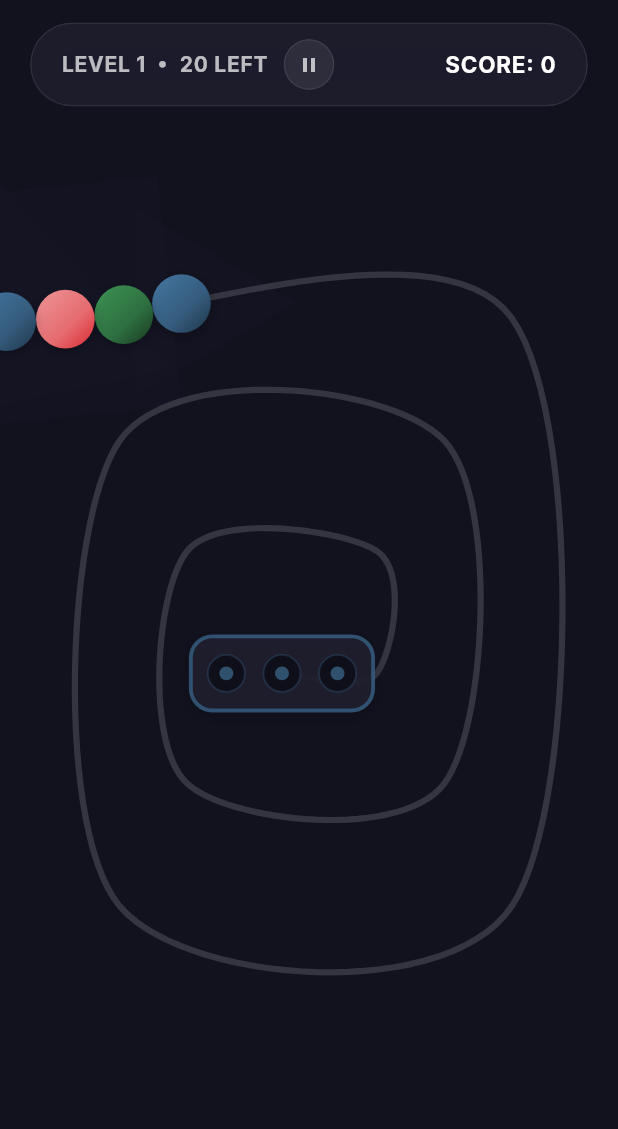
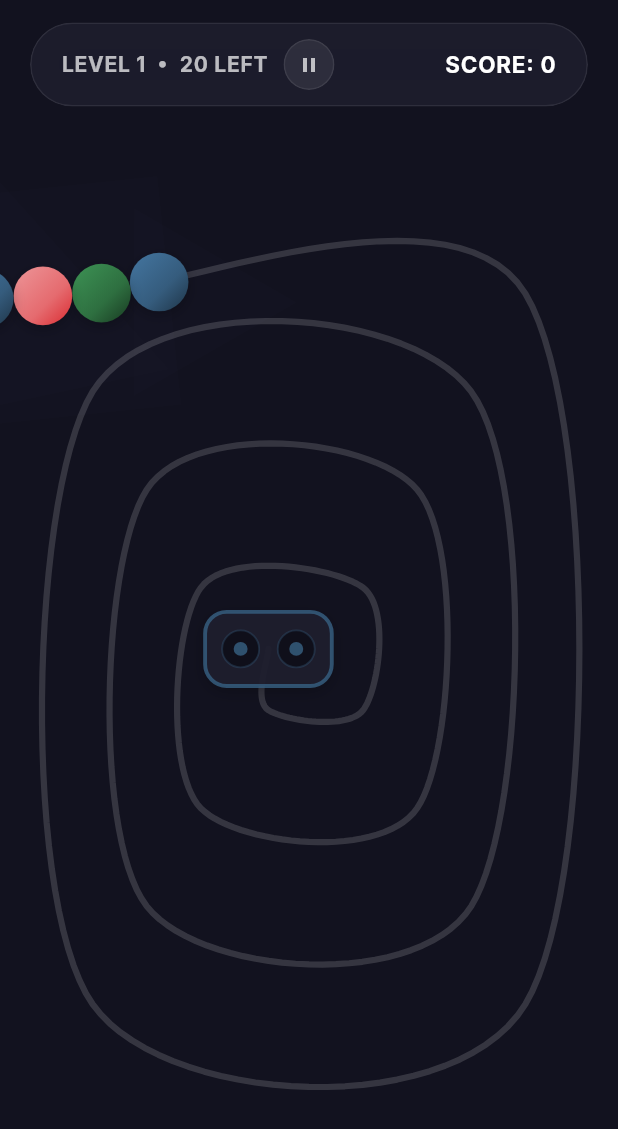
Before and after one commit to abdukhalilovazim/zuma-box-flutter, a Flutter app: the screen it shows after launch, after a tap on "START GAME", on a phone screen of 412 x 824 dp. Shown: the top 1129 px of the screen. Run offline on Flutter 3.47's test engine with Material 3 defaults, Android fonts, the phone set to English and light mode, and no system bars; our stand-ins replace shared_preferences; Roboto replaces fonts that are missing (Inter).

Commit message:
feat: add level completion tracking with UI indicators, optimize state notifications, and update level configuration

```diff
--- a/lib/game/game_controller.dart
+++ b/lib/game/game_controller.dart
@@ -181,7 +181,7 @@ class GameController extends ChangeNotifier {
       position: currentLevelConfig.scaledBoxPosition,
     );
 
-    notifyListeners();
+    _safeNotifyListeners();
   }
 
   // Starts or resumes the game loop Ticker
@@ -193,19 +193,19 @@ class GameController extends ChangeNotifier {
     if (state == GameState.paused) {
       state = GameState.playing;
     }
-    notifyListeners();
+    _safeNotifyListeners();
   }
 
   void pauseGame() {
     state = GameState.paused;
     _ticker?.stop();
-    notifyListeners();
+    _safeNotifyListeners();
   }
 
   void resumeGame() {
     state = GameState.playing;
     _ticker?.start();
-    notifyListeners();
+    _safeNotifyListeners();
   }
 
   void restartLevel() {
@@ -298,7 +298,7 @@ class GameController extends ChangeNotifier {
       }
     }
 
-    notifyListeners();
+    _safeNotifyListeners();
   }
 
   void _updateIntro(double dt) {
@@ -351,8 +351,9 @@ class GameController extends ChangeNotifier {
         storageService.setBestScore(score);
         // Unlock next level
         storageService.unlockLevel(currentLevelNumber + 1);
+        storageService.completeLevel(currentLevelNumber);
         _createVictoryConfetti();
-        notifyListeners();
+        _safeNotifyListeners();
         return;
       }
     } else {
@@ -686,6 +687,14 @@ class GameController extends ChangeNotifier {
       ));
     }
   }
+
+  void _safeNotifyListeners() {
+    if (SchedulerBinding.instance.schedulerPhase == SchedulerPhase.persistentCallbacks) {
+      SchedulerBinding.instance.addPostFrameCallback((_) => notifyListeners());
+    } else {
+      notifyListeners();
+    }
+  }
 }
 
 extension OffsetNormalize on Offset {
--- a/lib/models/level.dart
+++ b/lib/models/level.dart
@@ -51,52 +51,34 @@ class LevelConfig {
   static List<LevelConfig> get defaultLevels => [
     LevelConfig(
       levelNumber: 1,
-      name: "Oddiy Spiral (Simple Spiral)",
+      name: "Vortex Spiral (Uzun Burilish)",
       controlPoints: const [
-        Waypoint(40, 100),
-        Waypoint(350, 100),
-        Waypoint(350, 580),
-        Waypoint(60, 580),
-        Waypoint(60, 200),
-        Waypoint(300, 200),
-        Waypoint(300, 480),
-        Waypoint(110, 480),
-        Waypoint(110, 290),
-        Waypoint(250, 290),
-        Waypoint(250, 390),
-        Waypoint(180, 390), // Path ends at box in center
+        Waypoint(40, 80),
+        Waypoint(360, 80),
+        Waypoint(360, 660),
+        Waypoint(40, 660),
+        Waypoint(40, 160),
+        Waypoint(320, 160),
+        Waypoint(320, 580),
+        Waypoint(80, 580),
+        Waypoint(80, 240),
+        Waypoint(280, 240),
+        Waypoint(280, 500),
+        Waypoint(120, 500),
+        Waypoint(120, 320),
+        Waypoint(240, 320),
+        Waypoint(240, 420),
+        Waypoint(170, 420),
+        Waypoint(170, 370), // Center
       ],
-      boxPosition: const Offset(180, 390),
-      speedMultiplier: 1.0,
-      boxDemand: 3,
+      boxPosition: const Offset(170, 370),
+      speedMultiplier: 0.75,
+      boxDemand: 2,
       colorCount: 3,
     ),
     LevelConfig(
       levelNumber: 2,
-      name: "Katta Spiral (Large Spiral)",
-      controlPoints: const [
-        Waypoint(200, 90),
-        Waypoint(360, 150),
-        Waypoint(360, 580),
-        Waypoint(40, 580),
-        Waypoint(40, 150),
-        Waypoint(300, 210),
-        Waypoint(300, 510),
-        Waypoint(100, 510),
-        Waypoint(100, 270),
-        Waypoint(250, 270),
-        Waypoint(250, 430),
-        Waypoint(170, 430),
-        Waypoint(170, 350), // Path ends at box
-      ],
-      boxPosition: const Offset(170, 350),
-      speedMultiplier: 1.3,
-      boxDemand: 3,
-      colorCount: 4,
-    ),
-    LevelConfig(
-      levelNumber: 3,
-      name: "Burchakli Spiral (Hex Spiral)",
+      name: "Hex Spiral (Burchakli Spiral)",
       controlPoints: const [
         Waypoint(200, 80),
         Waypoint(360, 180),
@@ -119,13 +101,13 @@ class LevelConfig {
         Waypoint(200, 360), // Center
       ],
       boxPosition: const Offset(200, 360),
-      speedMultiplier: 1.6,
-      boxDemand: 4,
-      colorCount: 4,
+      speedMultiplier: 1.1,
+      boxDemand: 3,
+      colorCount: 3,
     ),
     LevelConfig(
-      levelNumber: 4,
-      name: "Tugunli Spiral (Loop Spiral)",
+      levelNumber: 3,
+      name: "Loop Spiral (Tugunli Spiral)",
       controlPoints: const [
         Waypoint(50, 90),
         Waypoint(350, 90),
@@ -143,33 +125,51 @@ class LevelConfig {
         Waypoint(200, 360), // Center
       ],
       boxPosition: const Offset(200, 360),
+      speedMultiplier: 1.5,
+      boxDemand: 3,
+      colorCount: 4,
+    ),
+    LevelConfig(
+      levelNumber: 4,
+      name: "Large Spiral (Katta Spiral)",
+      controlPoints: const [
+        Waypoint(200, 90),
+        Waypoint(360, 150),
+        Waypoint(360, 580),
+        Waypoint(40, 580),
+        Waypoint(40, 150),
+        Waypoint(300, 210),
+        Waypoint(300, 510),
+        Waypoint(100, 510),
+        Waypoint(100, 270),
+        Waypoint(250, 270),
+        Waypoint(250, 430),
+        Waypoint(170, 430),
+        Waypoint(170, 350), // Path ends at box
+      ],
+      boxPosition: const Offset(170, 350),
       speedMultiplier: 2.0,
       boxDemand: 4,
-      colorCount: 5,
+      colorCount: 4,
     ),
     LevelConfig(
       levelNumber: 5,
-      name: "Cheksiz Burilish (Vortex Spiral)",
+      name: "Simple Spiral (Oddiy Spiral)",
       controlPoints: const [
-        Waypoint(40, 80),
-        Waypoint(360, 80),
-        Waypoint(360, 660),
-        Waypoint(40, 660),
-        Waypoint(40, 160),
-        Waypoint(320, 160),
-        Waypoint(320, 580),
-        Waypoint(80, 580),
-        Waypoint(80, 240),
-        Waypoint(280, 240),
-        Waypoint(280, 500),
-        Waypoint(120, 500),
-        Waypoint(120, 320),
-        Waypoint(240, 320),
-        Waypoint(240, 420),
-        Waypoint(170, 420),
-        Waypoint(170, 370), // Center
+        Waypoint(40, 100),
+        Waypoint(350, 100),
+        Waypoint(350, 580),
+        Waypoint(60, 580),
+        Waypoint(60, 200),
+        Waypoint(300, 200),
+        Waypoint(300, 480),
+        Waypoint(110, 480),
+        Waypoint(110, 290),
+        Waypoint(250, 290),
+        Waypoint(250, 390),
+        Waypoint(180, 390), // Path ends at box in center
       ],
-      boxPosition: const Offset(170, 370),
+      boxPosition: const Offset(180, 390),
       speedMultiplier: 2.5,
       boxDemand: 5,
       colorCount: 5,
--- a/lib/screens/menu_screen.dart
+++ b/lib/screens/menu_screen.dart
@@ -42,6 +42,7 @@ class _MenuScreenState extends State<MenuScreen> with TickerProviderStateMixin {
     final controller = Provider.of<GameController>(context);
     final bestScore = controller.storageService.getBestScore();
     final unlockedLevels = controller.storageService.getUnlockedLevels();
+    final completedLevels = controller.storageService.getCompletedLevels();
 
     return Scaffold(
       body: Stack(
@@ -177,6 +178,8 @@ class _MenuScreenState extends State<MenuScreen> with TickerProviderStateMixin {
                       final isUnlocked = unlockedLevels.contains(levelNum);
                       final levelColor = GameConstants.getLevelColor(index);
 
+                      final isCompleted = completedLevels.contains(levelNum);
+
                       return GestureDetector(
                         onTap: isUnlocked
                             ? () {
@@ -186,22 +189,29 @@ class _MenuScreenState extends State<MenuScreen> with TickerProviderStateMixin {
                                 );
                               }
                             : null,
-                        child: Container(
+                        child: Stack(
+                          clipBehavior: Clip.none,
+                          children: [
+                            Container(
                               width: 52.0,
                               height: 52.0,
                               decoration: BoxDecoration(
                                 color: isUnlocked ? GameConstants.cardBg : Colors.black38,
                                 borderRadius: BorderRadius.circular(15.0),
                                 border: Border.all(
-                              color: isUnlocked
+                                  color: isCompleted
+                                      ? GameConstants.neonGreen.withOpacity(0.85)
+                                      : (isUnlocked
                                           ? const Color(0xFF2C2C3E)
-                                  : Colors.white10,
-                              width: 1.5,
+                                          : Colors.white10),
+                                  width: isCompleted ? 2.0 : 1.5,
                                 ),
                                 boxShadow: isUnlocked
                                     ? [
                                         BoxShadow(
-                                      color: Colors.black.withOpacity(0.15),
+                                          color: isCompleted
+                                              ? GameConstants.neonGreen.withOpacity(0.2)
+                                              : Colors.black.withOpacity(0.15),
                                           blurRadius: 6.0,
                                           offset: const Offset(0.0, 2.0),
                                         )
@@ -213,7 +223,7 @@ class _MenuScreenState extends State<MenuScreen> with TickerProviderStateMixin {
                                     ? Text(
                                         "$levelNum",
                                         style: TextStyle(
-                                      color: levelColor,
+                                          color: isCompleted ? GameConstants.neonGreen : levelColor,
                                           fontSize: 19.0,
                                           fontWeight: FontWeight.bold,
                                         ),
@@ -224,6 +234,31 @@ class _MenuScreenState extends State<MenuScreen> with TickerProviderStateMixin {
                                         size: 18.0,
                                       ),
                               ),
+                            ),
+                            if (isCompleted)
+                              Positioned(
+                                top: -6.0,
+                                right: -6.0,
+                                child: Container(
+                                  padding: const EdgeInsets.all(2.0),
+                                  decoration: const BoxDecoration(
+                                    color: Colors.amber,
+                                    shape: BoxShape.circle,
+                                    boxShadow: [
+                                      BoxShadow(
+                                        color: Colors.black26,
+                                        blurRadius: 4.0,
+                                      )
+                                    ],
+                                  ),
+                                  child: const Icon(
+                                    Icons.star_rounded,
+                                    color: Colors.white,
+                                    size: 12.0,
+                                  ),
+                                ),
+                              ),
+                          ],
                         ),
                       );
                     }),
--- a/lib/utils/storage_service.dart
+++ b/lib/utils/storage_service.dart
@@ -4,6 +4,7 @@ class StorageService {
   static const String _keyCurrentLevel = "current_level";
   static const String _keyBestScore = "best_score";
   static const String _keyUnlockedLevels = "unlocked_levels";
+  static const String _keyCompletedLevels = "completed_levels";
 
   final SharedPreferences _prefs;
 
@@ -50,9 +51,27 @@ class StorageService {
     }
   }
 
+  List<int> getCompletedLevels() {
+    final list = _prefs.getStringList(_keyCompletedLevels);
+    if (list == null) return [];
+    return list.map((e) => int.tryParse(e) ?? 1).toList();
+  }
+
+  Future<void> completeLevel(int level) async {
+    final levels = getCompletedLevels();
+    if (!levels.contains(level)) {
+      levels.add(level);
+      await _prefs.setStringList(
+        _keyCompletedLevels,
+        levels.map((e) => e.toString()).toList(),
+      );
+    }
+  }
+
   Future<void> resetProgress() async {
     await _prefs.setInt(_keyCurrentLevel, 1);
     await _prefs.setInt(_keyBestScore, 0);
     await _prefs.setStringList(_keyUnlockedLevels, ["1"]);
+    await _prefs.setStringList(_keyCompletedLevels, []);
   }
 }
```
Lines whose indentation alone changed are shown as unchanged.
